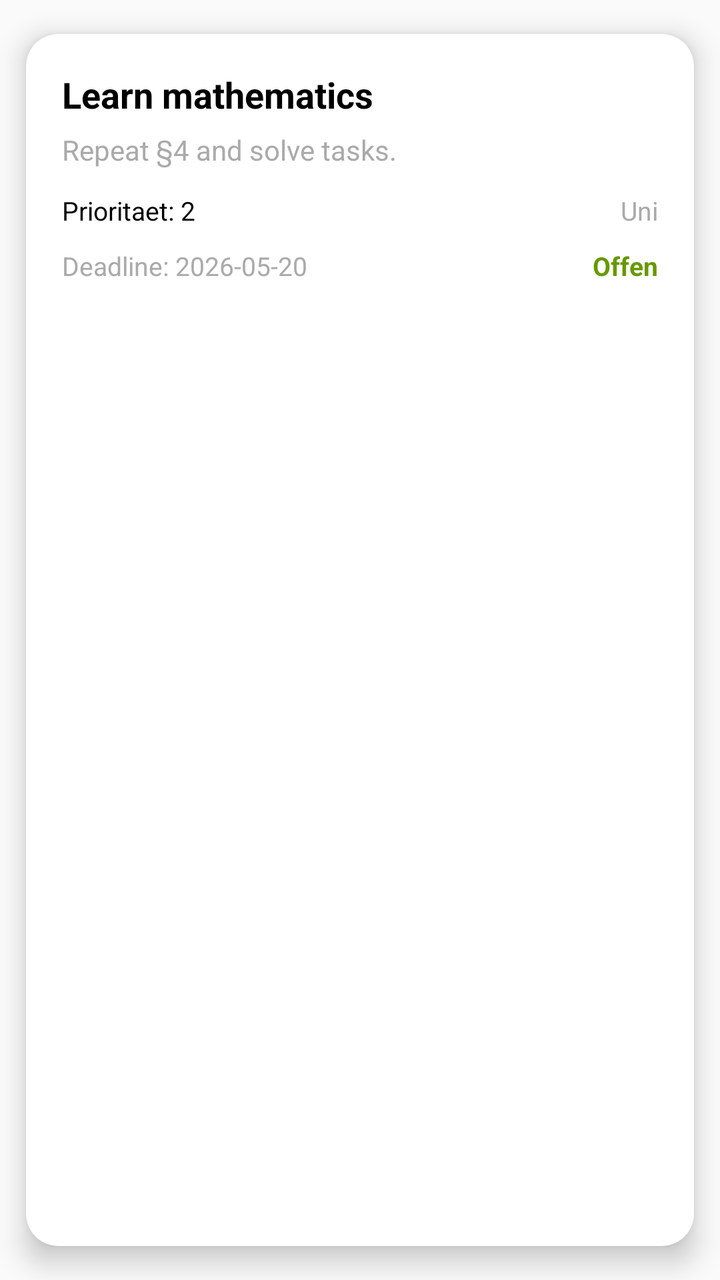
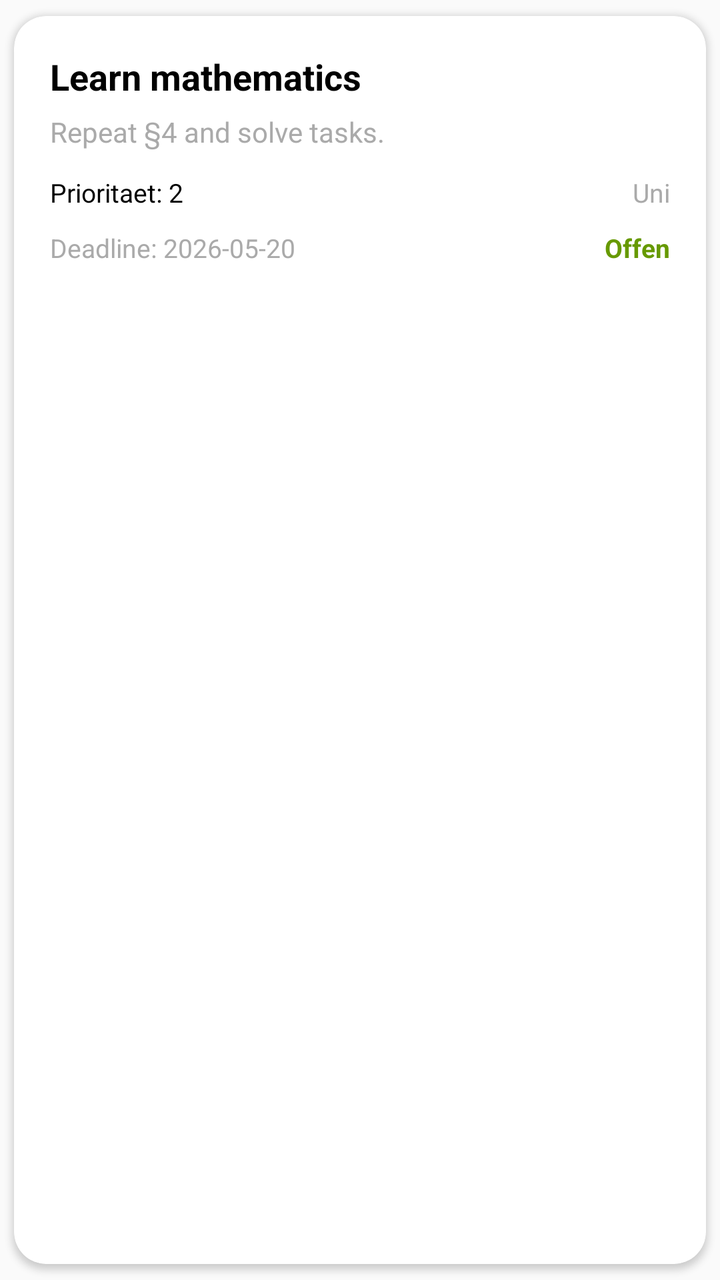

Before-and-after screenshots of an Android layout around one commit, followed by the original layout XML and the change that was made.
<!-- AndroidManifest.xml: application theme Theme.Mobsysteme2 -->
<!-- res/layout/item_todo.xml -->
<?xml version="1.0" encoding="utf-8"?>
<androidx.cardview.widget.CardView xmlns:android="http://schemas.android.com/apk/res/android"
    xmlns:app="http://schemas.android.com/apk/res-auto"
    android:layout_width="match_parent"
    android:layout_height="wrap_content"
    android:layout_marginBottom="8dp"
    app:cardUseCompatPadding="true"
    app:cardBackgroundColor="@android:color/white"
    app:cardCornerRadius="16dp"
    app:cardElevation="8dp"
    app:contentPadding="2dp">

    <LinearLayout
        android:layout_width="match_parent"
        android:layout_height="wrap_content"
        android:orientation="vertical"
        android:padding="16dp">

        <TextView
            android:id="@+id/tvTodoTitle"
            android:layout_width="match_parent"
            android:layout_height="wrap_content"
            android:text="Learn mathematics"
            android:textColor="@android:color/black"
            android:textSize="18sp"
            android:textStyle="bold" />

        <TextView
            android:id="@+id/tvTodoDescription"
            android:layout_width="match_parent"
            android:layout_height="wrap_content"
            android:layout_marginTop="6dp"
            android:maxLines="2"
            android:text="Repeat §4 and solve tasks."
            android:textColor="@android:color/darker_gray"
            android:textSize="14sp" />

        <LinearLayout
            android:layout_width="match_parent"
            android:layout_height="wrap_content"
            android:layout_marginTop="12dp"
            android:orientation="horizontal">

            <TextView
                android:id="@+id/tvTodoPriority"
                android:layout_width="0dp"
                android:layout_height="wrap_content"
                android:layout_weight="1"
                android:text="Prioritaet: 2"
                android:textColor="@android:color/black"
                android:textSize="13sp" />

            <TextView
                android:id="@+id/tvTodoCategory"
                android:layout_width="wrap_content"
                android:layout_height="wrap_content"
                android:text="Uni"
                android:textColor="@android:color/darker_gray"
                android:textSize="13sp" />
        </LinearLayout>

        <LinearLayout
            android:layout_width="match_parent"
            android:layout_height="wrap_content"
            android:layout_marginTop="10dp"
            android:gravity="center_vertical"
            android:orientation="horizontal">

            <TextView
                android:id="@+id/tvTodoDeadline"
                android:layout_width="0dp"
                android:layout_height="wrap_content"
                android:layout_weight="1"
                android:text="Deadline: 2026-05-20"
                android:textColor="@android:color/darker_gray"
                android:textSize="13sp" />

            <TextView
                android:id="@+id/tvTodoStatus"
                android:layout_width="wrap_content"
                android:layout_height="wrap_content"
                android:text="Offen"
                android:textColor="@android:color/holo_green_dark"
                android:textSize="13sp"
                android:textStyle="bold" />
        </LinearLayout>

    </LinearLayout>

</androidx.cardview.widget.CardView>
<!-- resources referenced by this layout -->
<resources>
  <style name="Theme.Mobsysteme2" parent="Theme.AppCompat.Light.NoActionBar" />
</resources>

<!-- the commit's change to res/layout/item_todo.xml (unified diff, before → after) -->
@@ -7,7 +7,7 @@
     app:cardUseCompatPadding="true"
     app:cardBackgroundColor="@android:color/white"
     app:cardCornerRadius="16dp"
-    app:cardElevation="8dp"
+    app:cardElevation="2dp"
     app:contentPadding="2dp">
 
     <LinearLayout
